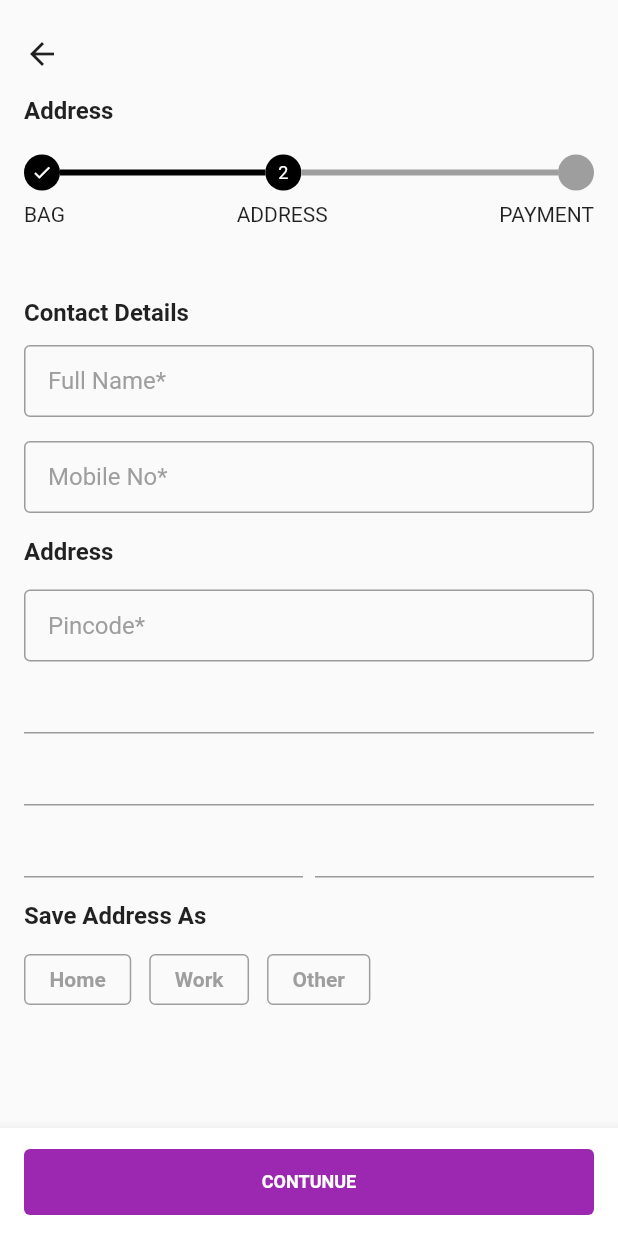
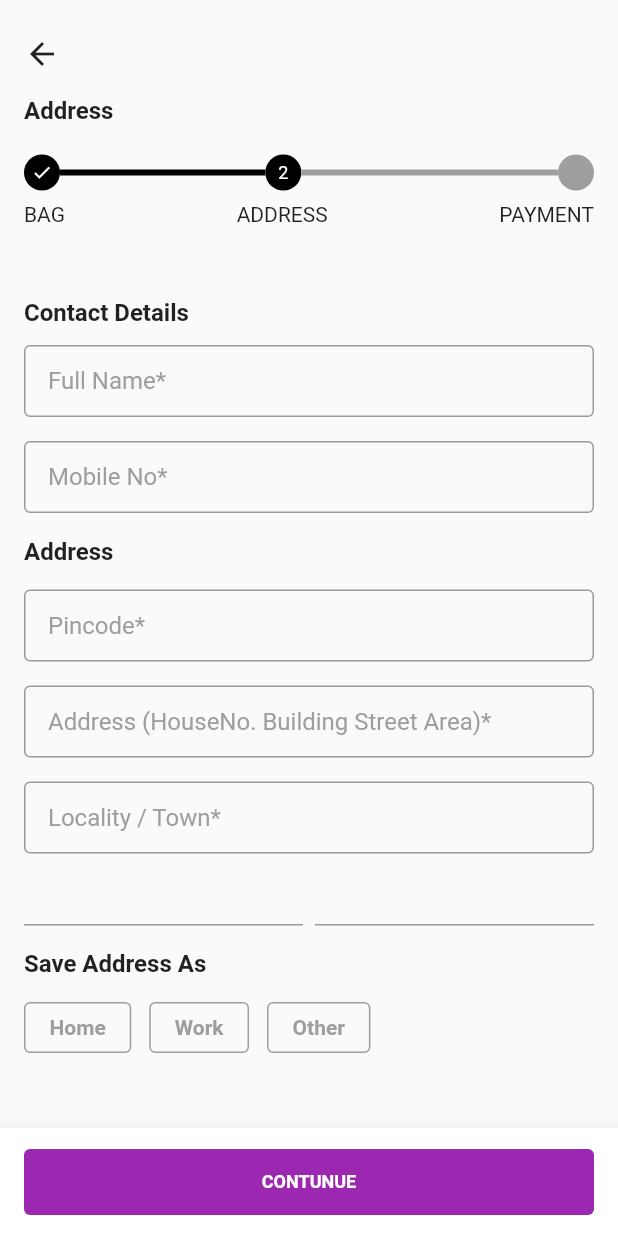
Before and after one commit to JAICHANGPARK/flutter_notebook_20th_story, a Flutter app: the screen it shows after launch, on a phone screen of 412 x 824 dp. Run offline on Flutter 3.47's test engine with Material 2 defaults, Android fonts, the phone set to English and light mode, and no system bars; our stand-ins replace badges, date_picker_timeline, dotted_border, dotted_line, flutter_riverpod, flutter_svg and 4 more; missing offline and left inert: barcode.

Commit message:
Update checkout_address_screen.dart

```diff
--- a/lib/ep1199_e_commerce_checkout/src/ui/checkout_address_screen.dart
+++ b/lib/ep1199_e_commerce_checkout/src/ui/checkout_address_screen.dart
@@ -167,8 +167,38 @@ class _CheckoutAddressScreenState extends State<CheckoutAddressScreen> {
                             ),
                           ),
                         ),
-                        TextField(),
-                        TextField(),
+                        SizedBox(
+                          height: 16,
+                        ),
+                        SizedBox(
+                          height: 48,
+                          child: TextField(
+                            decoration: InputDecoration(
+                              contentPadding: EdgeInsets.symmetric(horizontal: 16),
+                              border: OutlineInputBorder(),
+                              hintText: "Address (HouseNo. Building Street Area)*",
+                              hintStyle: TextStyle(
+                                color: Colors.grey,
+                              ),
+                            ),
+                          ),
+                        ),
+                        SizedBox(
+                          height: 16,
+                        ),
+                        SizedBox(
+                          height: 48,
+                          child: TextField(
+                            decoration: InputDecoration(
+                              contentPadding: EdgeInsets.symmetric(horizontal: 16),
+                              border: OutlineInputBorder(),
+                              hintText: "Locality / Town*",
+                              hintStyle: TextStyle(
+                                color: Colors.grey,
+                              ),
+                            ),
+                          ),
+                        ),
                         Row(
                           children: [
                             Expanded(
```
